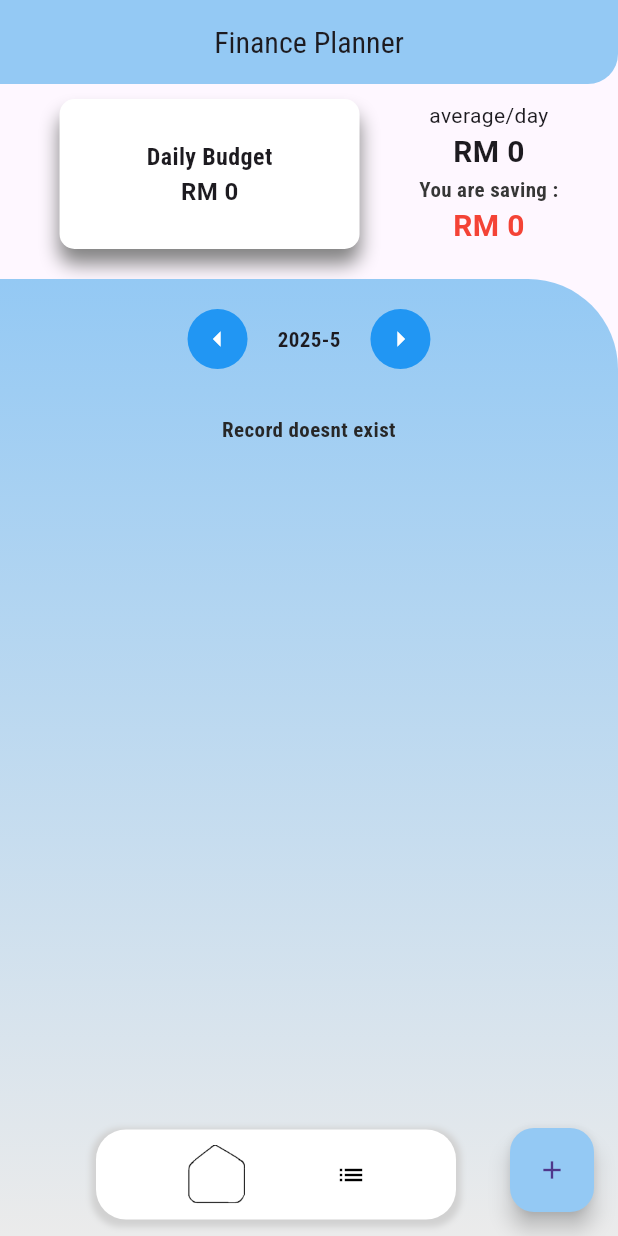
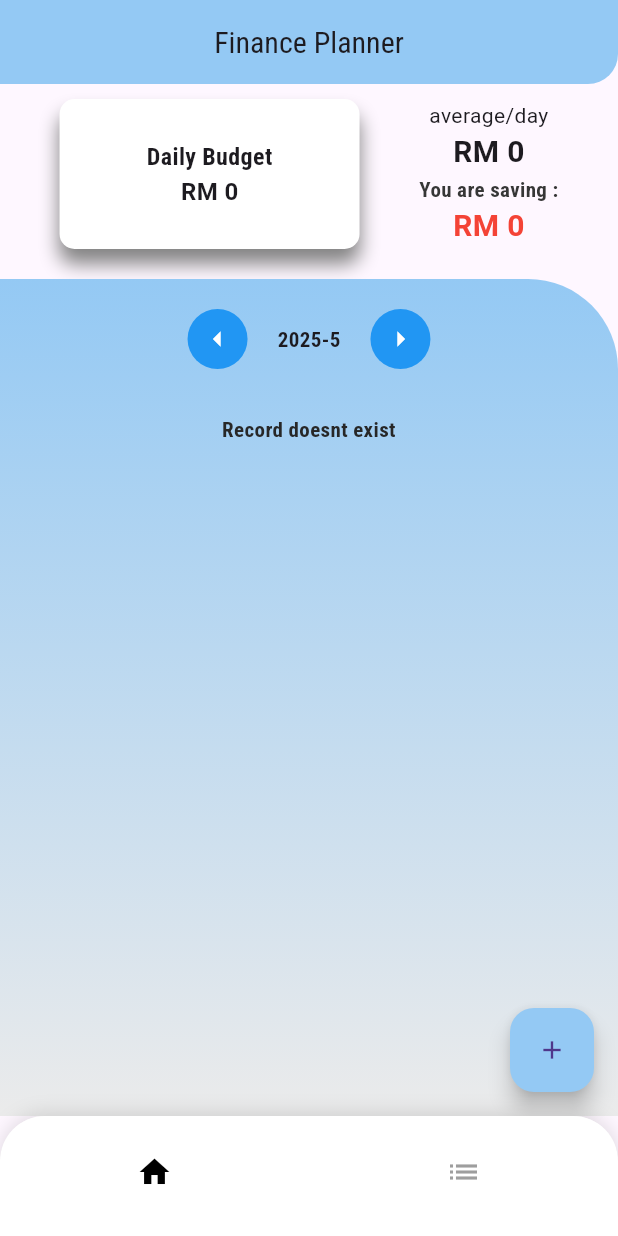
Before and after one commit to KOTAROKASEKO/budgetFlow, a Flutter app: the BottomTab screen opened directly, on a phone screen of 412 x 824 dp. Run offline on Flutter 3.47's test engine with Material 3 defaults, Android fonts, the light colour scheme and no system bars; drawn by our look-alikes of liquid_pull_to_refresh; our stand-ins replace cloud_firestore, connectivity_plus, firebase_auth, firebase_core, shared_preferences; accounts and stored records are empty.

Commit message:
changed bottom nav

```diff
--- a/lib/View_BottomTab.dart
+++ b/lib/View_BottomTab.dart
@@ -17,67 +17,58 @@ class _BottomTabState extends State<BottomTab> {
     BuyList(),
   ];
 
-  void changeIndex() {
+  void _onItemTapped(int index) {
     setState(() {
-      _selectedIndex = _selectedIndex;
+      _selectedIndex = index;
     });
   }
 
   @override
   Widget build(BuildContext context) {
     return Scaffold(
-        body: Stack(
-      children: [
-        _pages[_selectedIndex],
-        Positioned(
-            right: 100,
-            bottom: 11,
-            child: Padding(
-                padding: const EdgeInsets.symmetric(horizontal: 8.0),
-                child: Container(
-                  width: 240,
-                  height: 60,
+      body: _pages[_selectedIndex],
+      bottomNavigationBar: Container(
+        height: 80,
         decoration: BoxDecoration(
-                    borderRadius: BorderRadius.circular(20),
           color: Colors.white,
+          borderRadius: const BorderRadius.only(
+            topLeft: Radius.circular(30), // ← 両端だけ丸く
+            topRight: Radius.circular(30),
+          ),
           boxShadow: [
             BoxShadow(
-                        color: const Color.fromARGB(255, 209, 209, 209),
-                        blurRadius: 3,
-                        spreadRadius: 3,
-                        offset: Offset(0, 2),
-                      )
+              color: Colors.black12,
+              blurRadius: 10,
+              offset: Offset(0, -2),
+            ),
           ],
         ),
-                  child: Row(
-                    mainAxisAlignment: MainAxisAlignment.spaceEvenly,
-                    children: [
-                      GestureDetector(
-                        child: Image.asset(
-                          'assets/home.png',
-                          width: _selectedIndex == 0 ? 40 : 20,
-                          height: 40,
+        child: ClipRRect(
+          borderRadius: const BorderRadius.only(
+            topLeft: Radius.circular(30),
+            topRight: Radius.circular(30),
           ),
-                        onTap: () {
-                          _selectedIndex = 0;
-                          changeIndex();
-                        },
+          child: BottomNavigationBar(
+            currentIndex: _selectedIndex,
+            onTap: _onItemTapped,
+            backgroundColor: Colors.white,
+            selectedItemColor: Colors.black,
+            unselectedItemColor: Colors.grey,
+            showSelectedLabels: false,
+            showUnselectedLabels: false,
+            items: const [
+              BottomNavigationBarItem(
+                icon: Icon(Icons.home),
+                label: 'Home',
               ),
-                      GestureDetector(
-                        onTap: () {
-                          _selectedIndex = 1;
-                          changeIndex();
-                        },
-                        child: Icon(
-                          size: _selectedIndex == 1 ? 40 : 20,
-                          Icons.list,
-                          color: const Color.fromARGB(255, 0, 0, 0),
+              BottomNavigationBarItem(
+                icon: Icon(Icons.list),
+                label: 'List',
               ),
-                      )
             ],
           ),
-                )))
-      ],
-    ));
+        ),
+      ),
+    );
   }
 }
```
Lines whose indentation alone changed are shown as unchanged.
